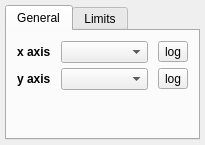
Qt form glue/viewers/scatter/qt/options_widget.ui (glue-viz/glue) before a commit.
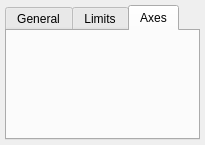
The same form after that commit. The open tabs and pages were chosen to show the change. Custom widgets are drawn as their Qt base class.

```diff
--- a/glue/viewers/scatter/qt/options_widget.ui
+++ b/glue/viewers/scatter/qt/options_widget.ui
@@ -295,11 +295,40 @@
        </item>
       </layout>
      </widget>
+     <widget class="QWidget" name="tab_3">
+      <attribute name="title">
+       <string>Axes</string>
+      </attribute>
+      <layout class="QHBoxLayout" name="horizontalLayout">
+       <property name="leftMargin">
+        <number>5</number>
+       </property>
+       <property name="topMargin">
+        <number>5</number>
+       </property>
+       <property name="rightMargin">
+        <number>5</number>
+       </property>
+       <property name="bottomMargin">
+        <number>5</number>
+       </property>
+       <item>
+        <widget class="AxesEditorWidget" name="axes_editor"/>
+       </item>
+      </layout>
+     </widget>
     </widget>
    </item>
   </layout>
  </widget>
  <layoutdefault spacing="6" margin="11"/>
+ <customwidgets>
+  <customwidget>
+   <class>AxesEditorWidget</class>
+   <extends>QWidget</extends>
+   <header>glue.viewers.matplotlib.qt.axes_editor</header>
+  </customwidget>
+ </customwidgets>
  <resources/>
  <connections/>
 </ui>
```
